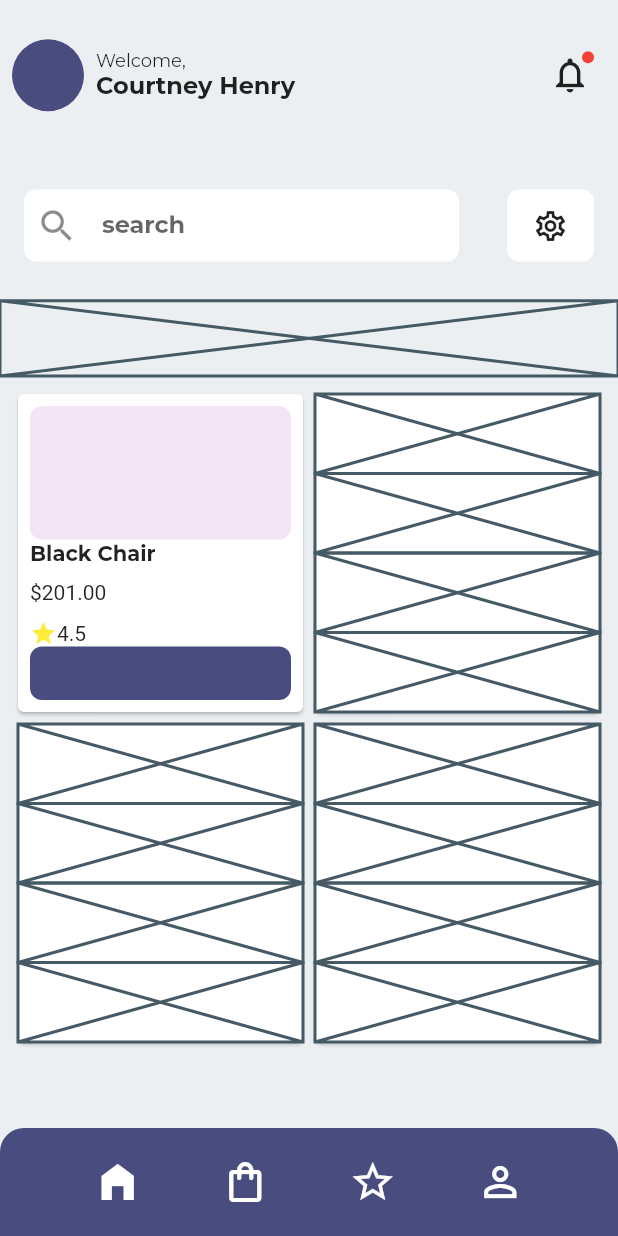
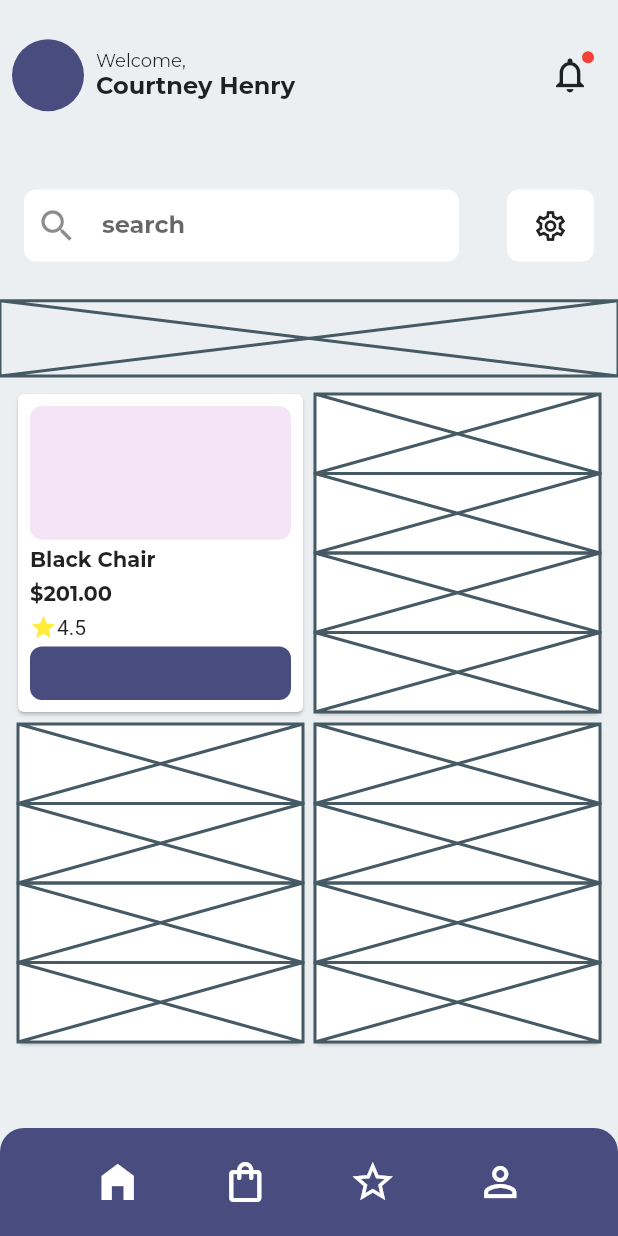
Before and after one commit to JAICHANGPARK/flutter_notebook_11th_story, a Flutter app: the screen it shows after launch, on a phone screen of 412 x 824 dp. Run offline on Flutter 3.47's test engine with Material 2 defaults, Android fonts, the phone set to English and light mode, and no system bars; our stand-ins replace backdrop, badges, flutter_inner_drawer, flutter_slidable, flutter_swiper, google_fonts.

Commit message:
Update furniture_home_page.dart

```diff
--- a/lib/ep735_furniture_app/ui/furniture_home_page.dart
+++ b/lib/ep735_furniture_app/ui/furniture_home_page.dart
@@ -150,6 +150,8 @@ class _FurnitureHomePageState extends State<FurnitureHomePage> {
                                   ),
                                   Expanded(
                                       flex: 4,
+                                      child: Padding(
+                                        padding: const EdgeInsets.symmetric(vertical: 4),
                                         child: Column(
                                           crossAxisAlignment: CrossAxisAlignment.start,
                                           mainAxisAlignment: MainAxisAlignment.spaceBetween,
@@ -158,7 +160,10 @@ class _FurnitureHomePageState extends State<FurnitureHomePage> {
                                               fontWeight: FontWeight.bold,
 
                                             ),),
-                                          Text("\$201.00"),
+                                            Text("\$201.00", style: GoogleFonts.montserrat(
+                                              fontWeight: FontWeight.bold,
+
+                                            ),),
                                             Row(
                                               children: [
                                                 Icon(Icons.star, size: 18, color: Colors.yellow,),
@@ -166,6 +171,7 @@ class _FurnitureHomePageState extends State<FurnitureHomePage> {
                                               ],
                                             )
                                           ],
+                                        ),
                                       )),
                                   Expanded(
                                       flex: 2,
```
Lines whose indentation alone changed are shown as unchanged.
